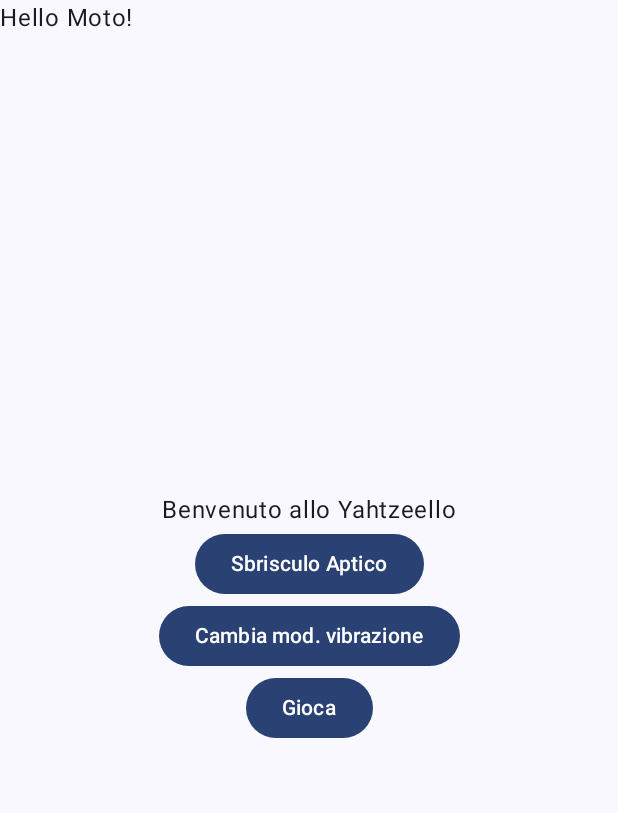
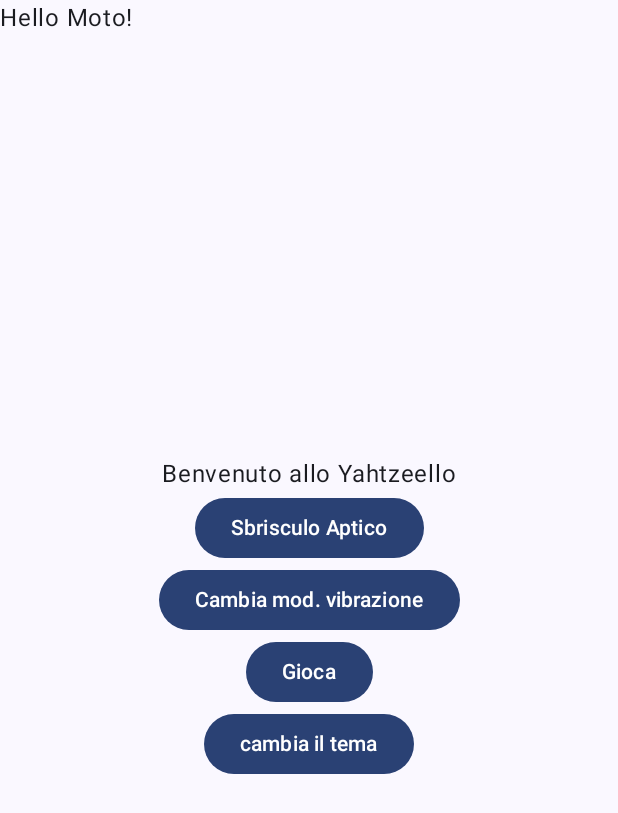
Before and after one commit to BeatriceProietti/Yahtzee, an Android app built with Jetpack Compose: the screen it shows after launch (MainActivity), on a phone screen of 412 x 824 dp. Shown: the top 813 px of the screen. Run offline under Robolectric (Android 15) with nearby library versions, the phone set to English and light mode, and no system bars.

```diff
--- a/app/src/main/java/it/codesmell/yahtzee/MainActivity.kt
+++ b/app/src/main/java/it/codesmell/yahtzee/MainActivity.kt
@@ -1,5 +1,6 @@
 package it.codesmell.yahtzee
 
+import android.content.res.Configuration
 import android.os.Bundle
 import android.widget.Toast
 import androidx.activity.ComponentActivity
@@ -25,7 +26,7 @@ var gthis : MainActivity? = null
 
 var hfx : hapticEffects? = null
 var composables : Composables? = null
-
+var themeValue = false
 private lateinit var mozione : motionManager
 
 class MainActivity : ComponentActivity() {
@@ -39,7 +40,7 @@ class MainActivity : ComponentActivity() {
         //val screens = Screens()
         mozione.start()
         setContent {
-            YahtzeeTheme {
+            YahtzeeTheme(darkTheme = themeValue) {
                 Scaffold(modifier = Modifier.fillMaxSize()) { innerPadding ->
                     Greeting(name = "Moto", modifier = Modifier.padding(innerPadding)) //possiamo lasciare roba fuori dalla navigazione, in modo che rimanga fissa tra le schermate
                     // roba navigazione ---------------------------------------------------------------------------------
@@ -51,15 +52,14 @@ class MainActivity : ComponentActivity() {
                             route = "MainScreen",
                             //enterTransition = slideInHorizontally{ fullWidth -> fullWidth }
                         ){MainScreen(navCon)} //associa il route "MainScreen" al composable MainScreen
-
+                        /*
                         composable(
                             route = "Screen2"
                         ){Screen2(navCon)}
-
                         composable(
                             route = "GameScreen"
                         ){GameScreen(navCon)}
-
+                        */
                     })
                     // --------------------------------------------------------------------------------------------------
                 }
@@ -74,6 +74,12 @@ class MainActivity : ComponentActivity() {
 
 fun provas(){
     //Toast.makeText(gthis, "Szsszzziù!!!!", Toast.LENGTH_SHORT).show()
+}
+
+
+fun switchTheme(){
+
+   themeValue = !themeValue
 }
 
 fun switchVibMode(){ //alterna tra le API di vibrazione, per provare
--- a/app/src/main/java/it/codesmell/yahtzee/Screens.kt
+++ b/app/src/main/java/it/codesmell/yahtzee/Screens.kt
@@ -28,9 +28,11 @@ import androidx.navigation.compose.rememberNavController
             Text("Benvenuto allo Yahtzeello")
             composables?.funButton(::provas, "Sbrisculo Aptico", 50)
             composables?.funButton(::switchVibMode, "Cambia mod. vibrazione", 0)
-            composables?.funButton({navController.navigate("GameScreen")}, "Gioca", 0)
+            composables?.funButton({ navController.navigate("GameScreen") }, "Gioca", 0)
+            composables?.funButton(::switchTheme, "cambia il tema", 0)
         }
     }
+
 
     @Composable
     fun Screen2(navController: NavController) {
```
